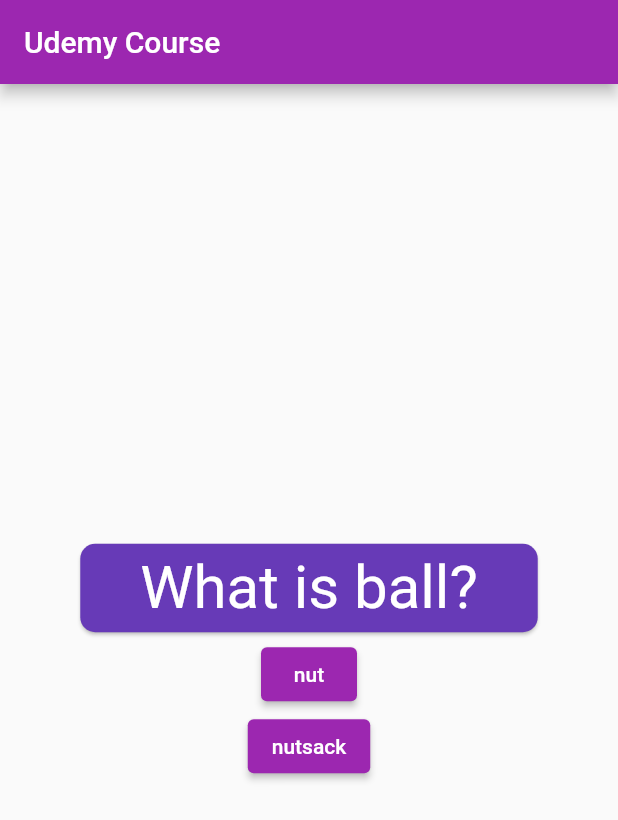
After one commit to NyllRE/flutter_mastering, a Flutter app: the screen it shows after launch, after a tap on "Udemy Course App", on a phone screen of 412 x 824 dp. The commit adds this screen. Shown: the top 820 px of the screen. Run offline on Flutter 3.47's test engine with Material 2 defaults, Android fonts, the phone set to English and light mode, and no system bars.

Commit message:
Splitting Widgets - Quiz

```diff
--- a/lib/udemy_course/answer.dart
+++ b/lib/udemy_course/answer.dart
@@ -1,5 +1,4 @@
 import 'package:flutter/material.dart';
-import 'package:flutter/rendering.dart';
 
 class Answer extends StatelessWidget {
   final String answerText;
--- /dev/null
+++ b/lib/udemy_course/quiz.dart
@@ -0,0 +1,27 @@
+import 'package:flutter/widgets.dart';
+import 'question.dart';
+import 'answer.dart';
+
+class Quiz extends StatelessWidget {
+  final List questions;
+  final VoidCallback next;
+  final int qIdx;
+
+  const Quiz({
+    Key? key,
+    required this.questions,
+    required this.next,
+    required this.qIdx,
+  }) : super(key: key);
+
+  @override
+  Widget build(BuildContext context) => Column(
+        mainAxisAlignment: MainAxisAlignment.center,
+        children: [
+          Question(questions[qIdx]['question']),
+          ...(questions[qIdx]['answers'] as List<String>)
+              .map((idx) => Answer(idx, next))
+              .toList(),
+        ],
+      );
+}
--- a/lib/udemy_course/udemy_course_app.dart
+++ b/lib/udemy_course/udemy_course_app.dart
@@ -1,8 +1,9 @@
 // ignore_for_file: library_private_types_in_public_api
 
 import 'package:flutter/material.dart';
-import 'package:flutter_mastering/udemy_course/answer.dart';
-import 'package:flutter_mastering/udemy_course/question.dart';
+import 'answer.dart';
+import 'question.dart';
+import 'quiz.dart';
 
 class UdemyCourseApp extends StatelessWidget {
   const UdemyCourseApp({Key? key}) : super(key: key);
@@ -28,7 +29,8 @@ class RootPage extends StatefulWidget {
 
 class _RootPageState extends State<RootPage> {
   int qIdx = 0;
-  static const List<Map> questions = [
+  // static const will make sure it doesn't change anywhere even here
+  static const questions = <Map<String, dynamic>>[
     {
       'question': 'What is ball?',
       'answers': ['nut', 'nutsack'],
@@ -45,9 +47,7 @@ class _RootPageState extends State<RootPage> {
 
   void nextQ() {
     setState(() {
-      if (qIdx >= questions.length - 1) {
-        qIdx = 0;
-      } else {
+      if (qIdx < questions.length) {
         qIdx += 1;
       }
     });
@@ -59,15 +59,9 @@ class _RootPageState extends State<RootPage> {
       appBar: AppBar(
         title: Text('Udemy Course'),
       ),
-      body: Column(
-        mainAxisAlignment: MainAxisAlignment.center,
-          children: [
-          Question(questions[qIdx]['question']),
-          ...(questions[qIdx]['answers'] as List<String>)
-              .map((idx) => Answer(idx, nextQ))
-              .toList(),
-          ],
-      ),
+      body: qIdx < questions.length
+          ? Quiz(questions: questions, next: nextQ, qIdx: qIdx)
+          : Center(child: Text('data')),
     );
   }
 }
```
